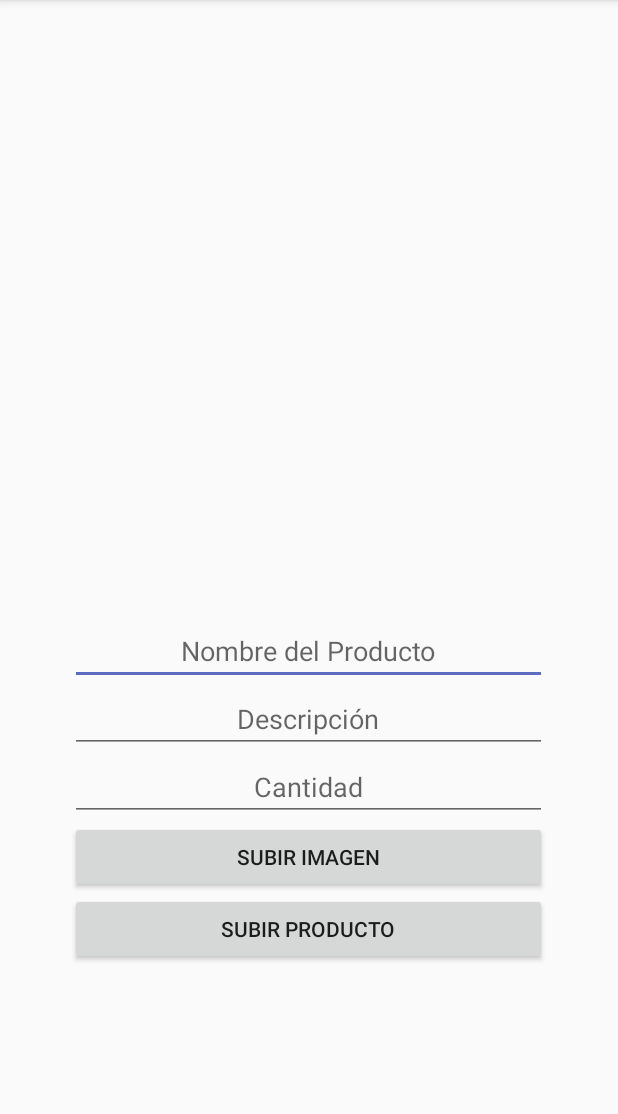
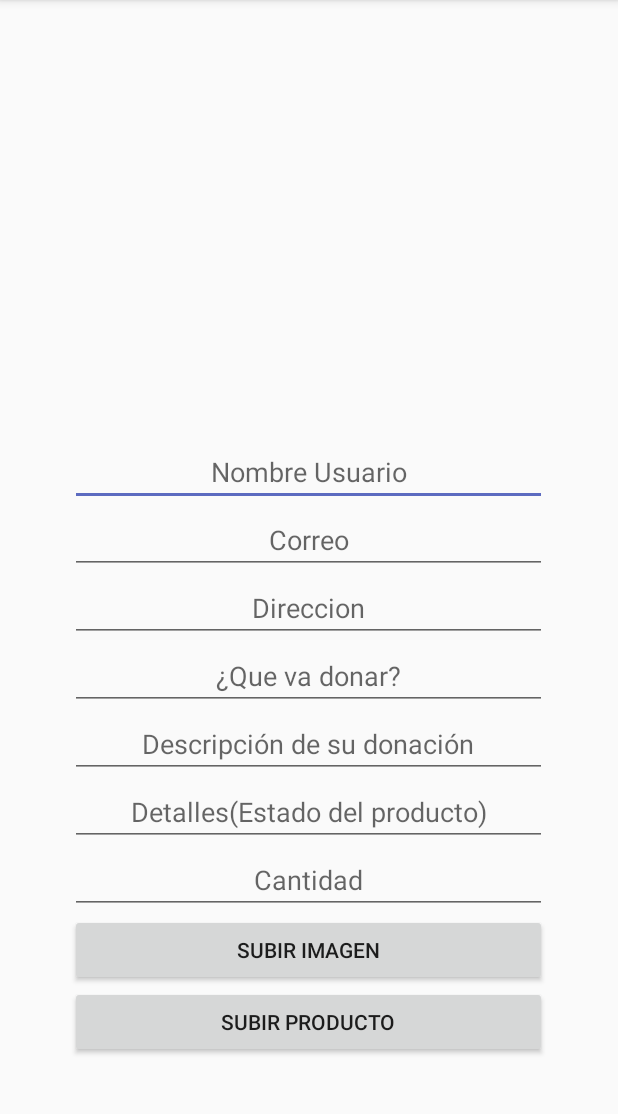
Before and after one commit to ivan-emanuel-rodriguez/AppDonacion, an Android app: the AddProductoActivity screen opened directly, with no data from a screen before it, on a phone screen of 412 x 824 dp, the part 84-1198 px from its top. Run offline under Robolectric (Android 15) with nearby library versions, the phone set to English and light mode, and no system bars; our stand-ins replace Firebase (no records; nobody signed in at launch, a user with empty details on screens opened directly).

Commit message:
Agrego campos a la vista de agregar donacion y autocompleto correo desde shared preferences

```diff
--- a/app/src/main/java/com/example/appdonacion/fragments/DetalleDonacionesFragment.java
+++ b/app/src/main/java/com/example/appdonacion/fragments/DetalleDonacionesFragment.java
@@ -75,7 +75,7 @@ public class DetalleDonacionesFragment extends Fragment {
 
         Bundle objetoDonacion=getArguments();
         DonacionesViewObject donacion=null;
-        //Verifico que DonacionesViewObjecthaya un objeto donacion a mostrar
+        //Verifico que DonacionesViewObject haya un objeto donacion a mostrar
         if (objetoDonacion != null) {
             donacion= (DonacionesViewObject) objetoDonacion.getSerializable("objeto");
             imagenDetalle.setImageResource(donacion.getImagenDetallada());
--- a/app/src/main/java/com/example/appdonacion/ui/nuevaDonacion/AddProductoActivity.java
+++ b/app/src/main/java/com/example/appdonacion/ui/nuevaDonacion/AddProductoActivity.java
@@ -10,11 +10,13 @@ import android.view.View;
 import android.widget.Button;
 import android.widget.EditText;
 import android.widget.ImageView;
+import android.widget.TextView;
 import android.widget.Toast;
 
 import androidx.appcompat.app.AppCompatActivity;
 
 import com.bumptech.glide.Glide;
+import com.example.appdonacion.DonacionSharePreferences;
 import com.example.appdonacion.R;
 import com.example.appdonacion.repo.DonacionRepo;
 import com.google.android.gms.tasks.OnSuccessListener;
@@ -35,6 +37,7 @@ public class AddProductoActivity extends AppCompatActivity {
     private ImageView myImageView;
     private ProgressDialog progressDialog;
     private FirebaseFirestore db = FirebaseFirestore.getInstance();
+    private TextView correoUser;
     private String urlImagen = "";
 
     @Override
@@ -49,6 +52,7 @@ public class AddProductoActivity extends AppCompatActivity {
         }
 
         myStorage = FirebaseStorage.getInstance().getReference();
+        correoUser = (TextView) findViewById(R.id.correoUser);
 
         btnsubir = (Button) findViewById(R.id.btn_subir_producto);
         nombre = findViewById(R.id.nombretv);
@@ -60,6 +64,7 @@ public class AddProductoActivity extends AppCompatActivity {
 
         btnsubir.setOnClickListener(pushListener);
         btn_imagen.setOnClickListener(ImagenUpload);
+        correoUser.setText(DonacionSharePreferences.getCorreo(getApplicationContext()));
     }
 
     @Override
--- a/app/src/main/res/layout/activity_add_product.xml
+++ b/app/src/main/res/layout/activity_add_product.xml
@@ -19,8 +19,32 @@
         <ImageView
             android:id="@+id/subir_imagen"
             android:layout_width="match_parent"
-            android:layout_height="200dp"
+            android:layout_height="142dp"
             android:layout_marginBottom="20dp" />
+        <EditText
+        android:id="@+id/nombreUser"
+        android:layout_width="match_parent"
+        android:layout_height="wrap_content"
+        android:ems="10"
+        android:gravity="center"
+        android:hint="@string/nameUser"
+        android:inputType="textPersonName" />
+        <EditText
+            android:id="@+id/correoUser"
+            android:layout_width="match_parent"
+            android:layout_height="wrap_content"
+            android:ems="10"
+            android:gravity="center"
+            android:hint="@string/correo"
+            android:inputType="textPersonName" />
+        <EditText
+            android:id="@+id/ubiUser"
+            android:layout_width="match_parent"
+            android:layout_height="wrap_content"
+            android:ems="10"
+            android:gravity="center"
+            android:hint="@string/ubiUser"
+            android:inputType="textPersonName" />
 
         <EditText
             android:id="@+id/nombretv"
@@ -28,25 +52,33 @@
             android:layout_height="wrap_content"
             android:ems="10"
             android:gravity="center"
-            android:hint="Nombre del Producto"
+            android:hint="@string/nameProduct"
             android:inputType="textPersonName" />
 
         <EditText
-            android:id="@+id/descripciontv"
+        android:id="@+id/descripciontv"
+        android:layout_width="match_parent"
+        android:layout_height="wrap_content"
+        android:ems="10"
+        android:gravity="center"
+        android:hint="@string/descProduct"
+        android:inputType="text" />
+
+        <EditText
+            android:id="@+id/detailDon"
             android:layout_width="match_parent"
             android:layout_height="wrap_content"
             android:ems="10"
             android:gravity="center"
-            android:hint="Descripción"
+            android:hint="@string/detailProducto"
             android:inputType="text" />
-
         <EditText
             android:id="@+id/cantidadtv"
             android:layout_width="match_parent"
             android:layout_height="wrap_content"
             android:ems="10"
             android:gravity="center"
-            android:hint="Cantidad"
+            android:hint="@string/cantProduct"
             android:inputType="text" />
 
         <Button
--- a/app/src/main/res/layout/activity_pagina_principal.xml
+++ b/app/src/main/res/layout/activity_pagina_principal.xml
@@ -24,16 +24,6 @@
             android:layout_width="match_parent"
             android:layout_height="match_parent" />
 
-        <Button
-            android:id="@+id/cerrarSesionBtn"
-            android:layout_width="match_parent"
-            android:layout_height="wrap_content"
-            android:layout_marginBottom="10dp"
-            android:layout_gravity="bottom"
-            android:gravity="center"
-            android:onClick="cerrarSesion"
-            android:text="@string/btn_cerrarSesion" />
-
 
     </FrameLayout>
 </androidx.constraintlayout.widget.ConstraintLayout>
--- a/app/src/main/res/values/strings.xml
+++ b/app/src/main/res/values/strings.xml
@@ -58,5 +58,12 @@
     <string name="menu_nosotros">Acerca de nosotros</string>
     <string name="logout">Cerrar sesión</string>
 
+    <string name="nameUser">Nombre Usuario</string>
+    <string name="ubiUser">Direccion</string>
+    <string name="nameProduct">¿Que va donar?</string>
+    <string name="descProduct">Descripción de su donación</string>
+    <string name="detailProducto">Detalles(Estado del producto)</string>
+    <string name="cantProduct">Cantidad</string>
+
 
 </resources>
```
